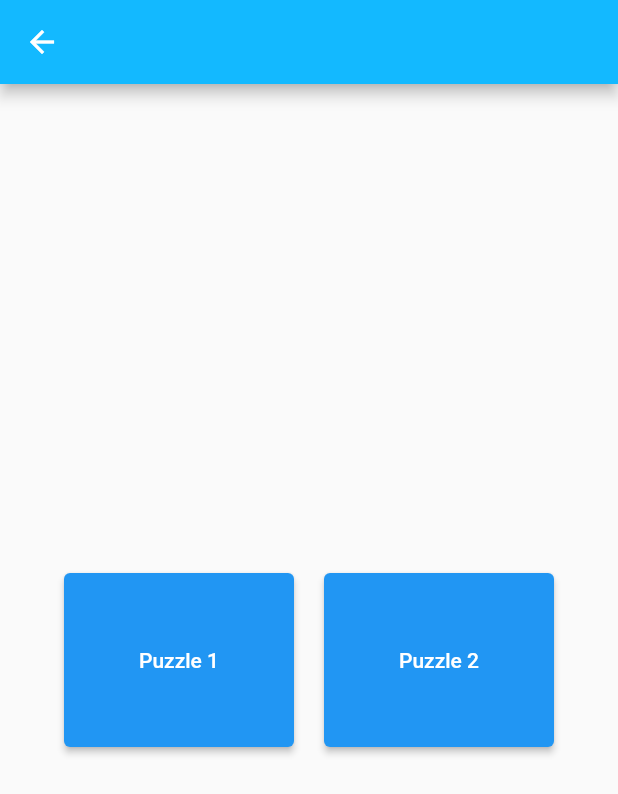
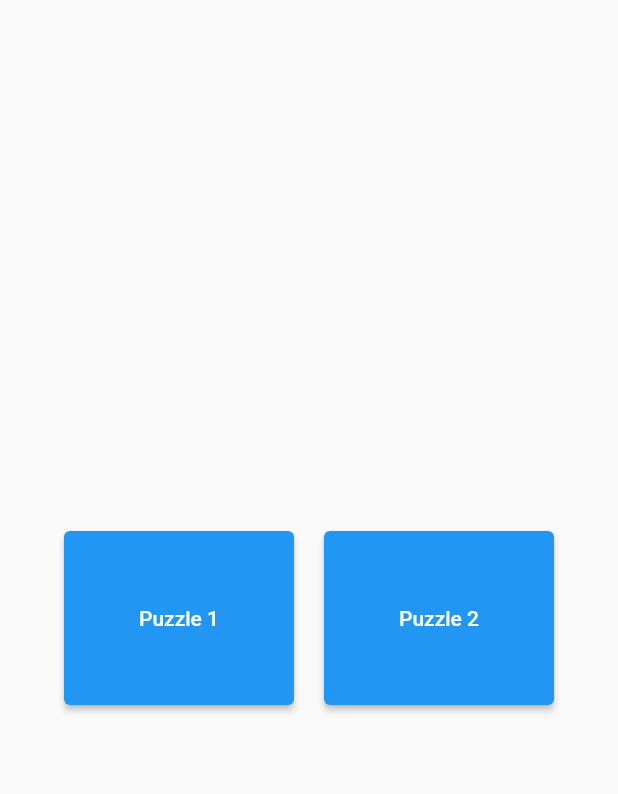
Before and after one commit to apumaparna/eco_slide_puzzle, a Flutter app: the screen it shows after launch, on a phone screen of 412 x 824 dp. Shown: the top 794 px of the screen. Run offline on Flutter 3.47's test engine with Material 2 defaults, Android fonts, the phone set to English and light mode, and no system bars; our stand-ins replace bloc, equatable, flutter_bloc, gap, google_fonts; generated files the repository leaves out were written again; statements that could not run were skipped.

Commit message:
fix back button

```diff
--- a/lib/app/view/app.dart
+++ b/lib/app/view/app.dart
@@ -60,23 +60,8 @@ class _AppState extends State<App> {
 
   @override
   Widget build(BuildContext context) {
-    final navigatorKey = GlobalKey<NavigatorState>();
+    //final navigatorKey = GlobalKey<NavigatorState>();
     return MaterialApp(
-        navigatorKey: navigatorKey,
-        builder: (context, child) {
-          return Scaffold(
-            appBar: AppBar(
-                // automaticallyImplyLeading: true,
-                leading: IconButton(
-              icon: const Icon(Icons.arrow_back),
-              onPressed: () {
-                navigatorKey.currentState?.pop(context);
-              },
-            )),
-            body:
-                child, //this child is dynamically replaced with corresponding page when we navigate
-          );
-        },
       theme: ThemeData(
         appBarTheme: const AppBarTheme(color: Color(0xFF13B9FF)),
         colorScheme: ColorScheme.fromSwatch(
@@ -93,7 +78,15 @@ class _AppState extends State<App> {
         Locale('en', 'US'),
       ],
       // AppLocalizations.supportedLocales,
-        home: const Home()
+      initialRoute: '/',
+      routes: {
+        '/': (context) => const Home(),
+        '/puzzle1': (context) =>
+            const PuzzlePage(size: 3, imagePath: 'assets/images/owl/'),
+        '/puzzle2': (context) =>
+            const PuzzlePage(size: 4, imagePath: 'assets/images/tester/'),
+      },
+      // home: const Home()
       //     const PuzzlePage(
       //   size: 3,
       //   imagePath: 'assets/images/owl/',
--- a/lib/puzzle/view/puzzle_page.dart
+++ b/lib/puzzle/view/puzzle_page.dart
@@ -55,6 +55,9 @@ class PuzzleView extends StatelessWidget {
     final shufflePuzzle = theme is SimpleTheme;
 
     return Scaffold(
+      appBar: AppBar(
+        automaticallyImplyLeading: true,
+      ),
       backgroundColor: theme.backgroundColor,
       body: BlocProvider(
         create: (context) => TimerBloc(
```
Also changed, not shown: lib/home/home.dart (+5 -11 lines). Lines whose indentation alone changed are shown as unchanged.
